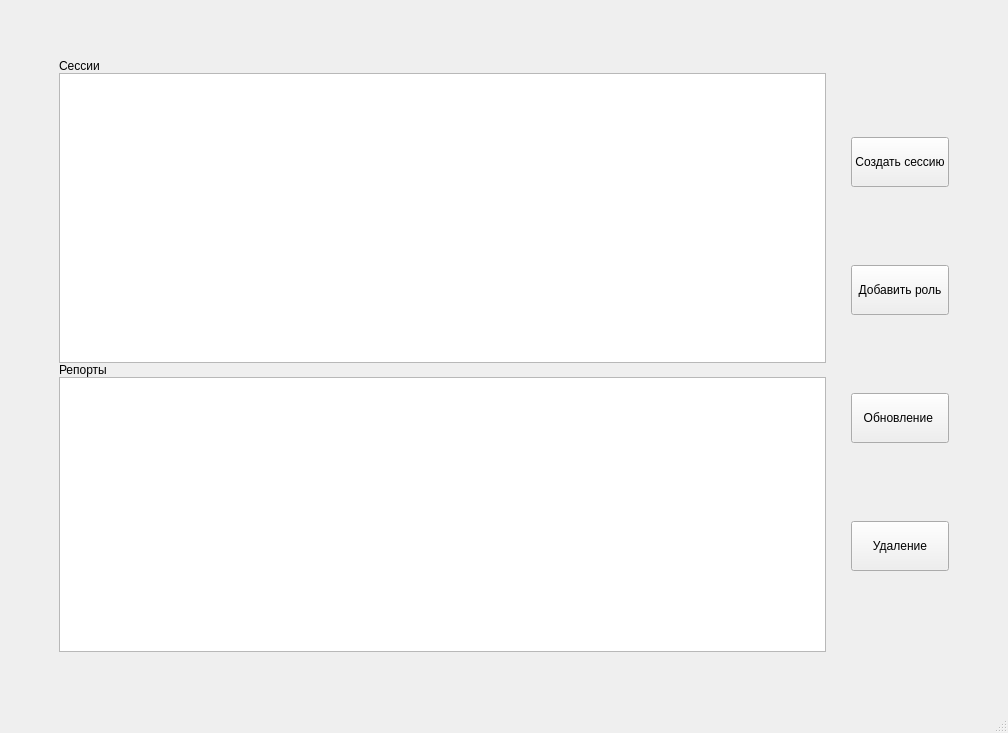
ktalovskih/customerRelationshipManagement, file ui/mainWindowAdmin.ui: the form before one commit.
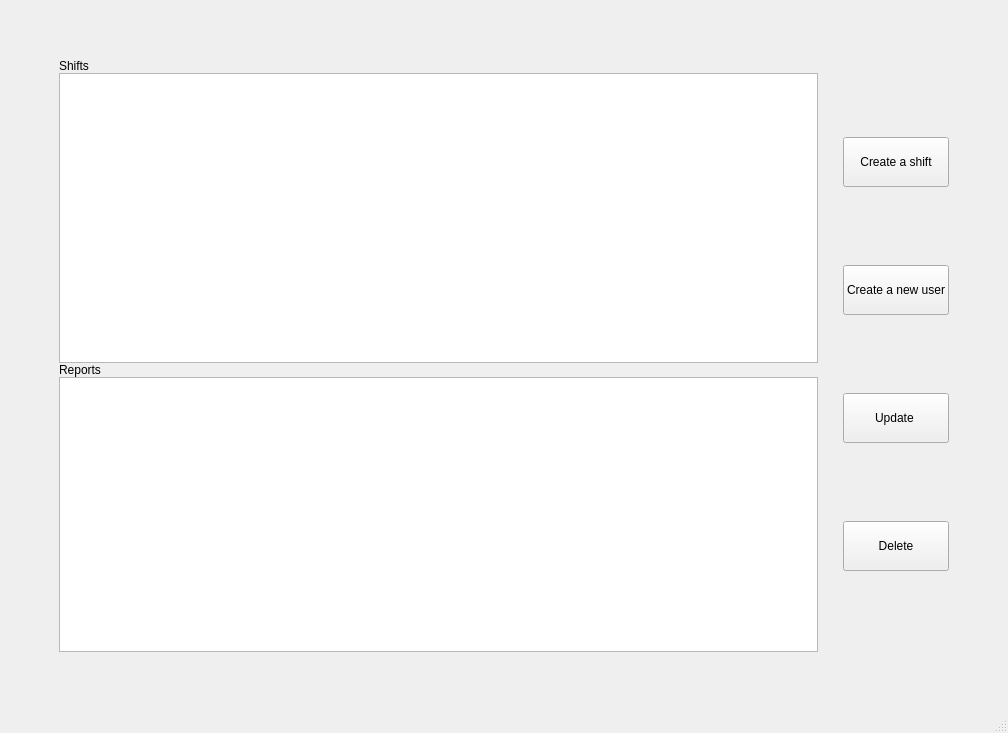
The form after the commit.

Diff of the .ui file:
```diff
--- a/ui/mainWindowAdmin.ui
+++ b/ui/mainWindowAdmin.ui
@@ -58,7 +58,7 @@
            </size>
           </property>
           <property name="text">
-           <string>Создать сессию</string>
+           <string>Create a shift</string>
           </property>
          </widget>
         </item>
@@ -71,7 +71,7 @@
            </size>
           </property>
           <property name="text">
-           <string>Добавить роль</string>
+           <string>Create a new user</string>
           </property>
          </widget>
         </item>
@@ -84,7 +84,7 @@
            </size>
           </property>
           <property name="text">
-           <string>Обновление </string>
+           <string>Update </string>
           </property>
          </widget>
         </item>
@@ -97,7 +97,7 @@
            </size>
           </property>
           <property name="text">
-           <string>Удаление</string>
+           <string>Delete</string>
           </property>
          </widget>
         </item>
@@ -120,7 +120,7 @@
            </sizepolicy>
           </property>
           <property name="text">
-           <string>Сессии</string>
+           <string>Shifts</string>
           </property>
          </widget>
         </item>
@@ -157,7 +157,7 @@
              </sizepolicy>
             </property>
             <property name="text">
-             <string>Репорты</string>
+             <string>Reports</string>
             </property>
            </widget>
           </item>
```
